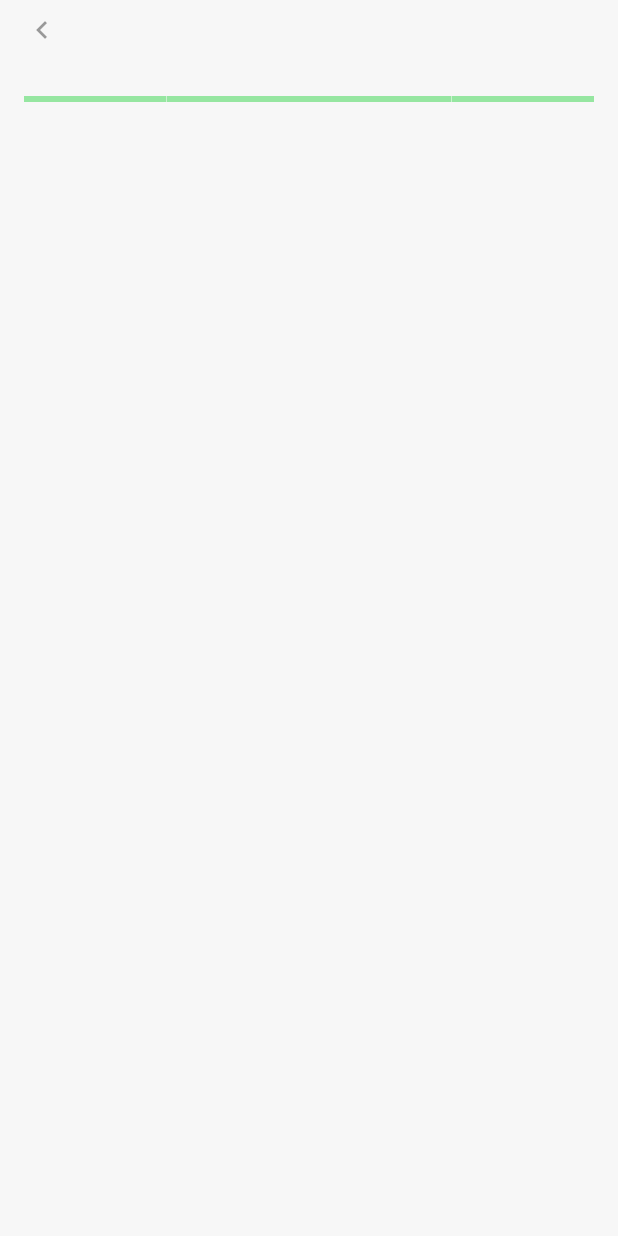
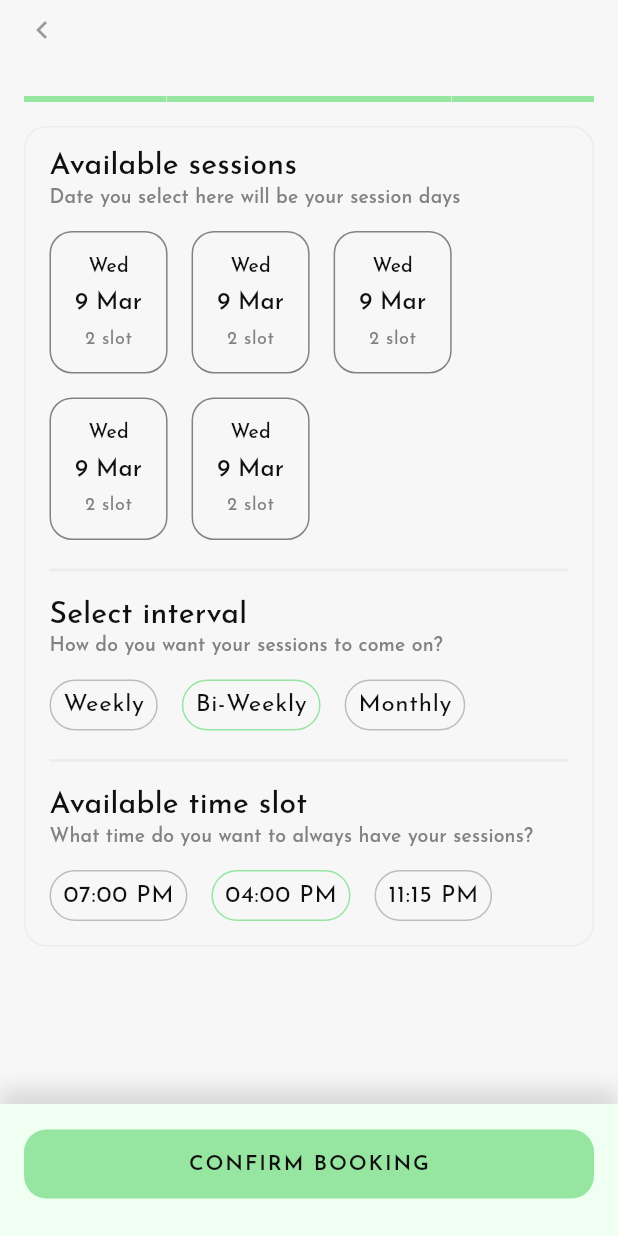
Before and after one commit to DeveloperMaleek/talk2me, a Flutter app: the screen it shows after launch, on a phone screen of 412 x 824 dp. Run offline on Flutter 3.47's test engine with Material 2 defaults, Android fonts, the phone set to English and light mode, and no system bars; drawn by our look-alikes of step_progress_indicator; our stand-ins replace font_awesome_flutter, google_fonts, google_nav_bar, multi_select_flutter.

Commit message:
select available session page is done

```diff
--- a/lib/ui/therapy/select_available_sessions.dart
+++ b/lib/ui/therapy/select_available_sessions.dart
@@ -3,6 +3,7 @@ import 'package:step_progress_indicator/step_progress_indicator.dart';
 import 'package:talk2me/constants/colors.dart';
 import 'package:talk2me/constants/text_styles.dart' as text_content;
 import 'package:talk2me/widgets/appBar.dart' as app_bar;
+import 'package:talk2me/widgets/buttons.dart' as button;
 import 'package:talk2me/widgets/range.dart';
 
 class SelectAvailableSessions extends StatefulWidget {
@@ -18,20 +19,132 @@ class _SelectAvailableSessionsState extends State<SelectAvailableSessions> {
   Widget build(BuildContext context) {
     return Scaffold(
         backgroundColor: AppColors.lightBackground,
+        bottomSheet: Container(
+          width: MediaQuery.of(context).size.width,
+          padding: const EdgeInsets.fromLTRB(16, 16, 16, 24),
+          decoration:
+              const BoxDecoration(color: AppColors.greenBackground, boxShadow: [
+            BoxShadow(
+              color: Color.fromARGB(30, 0, 0, 0),
+              blurRadius: 10.0, // soften the shadow
+              offset: Offset(
+                0.0, // Move to right 10  horizontally
+                -10.0, // Move to bottom 10 Vertically
+              ),
+            )
+          ]),
+          child: button.FilledButton(
+            buttonText: "Confirm Booking",
+            onPressed: () {},
+          ),
+        ),
         appBar: app_bar.AppBarNavWithBackButton(
           iconColor: AppColors.textColorLightBg,
           onPressed: () {},
         ),
         body: SingleChildScrollView(
           child: Column(
+            crossAxisAlignment: CrossAxisAlignment.start,
             children: [
               ProgressIndicatorBar(
                 totalSteps: 4,
                 currentStep: 4,
               ),
               Container(
+                width: MediaQuery.of(context).size.width,
+                margin: EdgeInsets.all(16),
+                padding: EdgeInsets.all(16),
+                decoration: BoxDecoration(
+                    border: Border.all(color: AppColors.outlineColor),
+                    borderRadius: BorderRadius.circular(15)),
                 child: Column(
-                  children: [Wrap()],
+                  crossAxisAlignment: CrossAxisAlignment.start,
+                  children: [
+                    // Available sessions section
+                    text_content.HeadingSix(
+                      text: "Available sessions",
+                      textColor: AppColors.textColorLightBg,
+                    ),
+                    SizedBox(
+                      height: 4,
+                    ),
+                    text_content.SubtitleTwo(
+                      text: "Date you select here will be your session days",
+                      textColor: AppColors.subtitleTextLightBg,
+                    ),
+                    SizedBox(
+                      height: 16,
+                    ),
+                    Wrap(
+                      spacing: 16,
+                      runSpacing: 16,
+                      children: [
+                        _availableDate("Wed", "9 Mar", "2 slot"),
+                        _availableDate("Wed", "9 Mar", "2 slot"),
+                        _availableDate("Wed", "9 Mar", "2 slot"),
+                        _availableDate("Wed", "9 Mar", "2 slot"),
+                        _availableDate("Wed", "9 Mar", "2 slot"),
+                      ],
+                    ),
+                    Divider(
+                        height: 40,
+                        thickness: 2,
+                        color: AppColors.outlineColor),
+
+                    // Select interval section
+
+                    text_content.HeadingSix(
+                      text: "Select interval",
+                      textColor: AppColors.textColorLightBg,
+                    ),
+                    SizedBox(
+                      height: 4,
+                    ),
+                    text_content.SubtitleTwo(
+                      text: "How do you want your sessions to come on?",
+                      textColor: AppColors.subtitleTextLightBg,
+                    ),
+                    SizedBox(
+                      height: 16,
+                    ),
+                    Wrap(
+                      spacing: 16,
+                      runSpacing: 16,
+                      children: [
+                        _containerBox("Weekly", AppColors.subtitleTextDarkBg),
+                        _containerBox("Bi-Weekly", AppColors.primaryColor),
+                        _containerBox("Monthly", AppColors.subtitleTextDarkBg),
+                      ],
+                    ),
+                    Divider(
+                        height: 40,
+                        thickness: 2,
+                        color: AppColors.outlineColor),
+                    text_content.HeadingSix(
+                      text: "Available time slot",
+                      textColor: AppColors.textColorLightBg,
+                    ),
+                    SizedBox(
+                      height: 4,
+                    ),
+                    text_content.SubtitleTwo(
+                      text:
+                          "What time do you want to always have your sessions?",
+                      textColor: AppColors.subtitleTextLightBg,
+                    ),
+                    SizedBox(
+                      height: 16,
+                    ),
+                    Wrap(
+                      spacing: 16,
+                      runSpacing: 16,
+                      children: [
+                        _containerBox("07:00 PM", AppColors.subtitleTextDarkBg),
+                        _containerBox("04:00 PM", AppColors.primaryColor),
+                        _containerBox("11:15 PM", AppColors.subtitleTextDarkBg),
+                      ],
+                    ),
+                  ],
                 ),
               )
             ],
@@ -39,17 +152,42 @@ class _SelectAvailableSessionsState extends State<SelectAvailableSessions> {
         ));
   }
 
+  Widget _containerBox(String interval, Color outlineColor) {
+    return Container(
+      padding: EdgeInsets.all(8),
+      decoration: BoxDecoration(
+          borderRadius: BorderRadius.circular(50),
+          border: Border.all(
+              color: outlineColor, width: 1, style: BorderStyle.solid)),
+      child: text_content.BodyTextOne(
+        text: interval,
+        textColor: AppColors.textColorLightBg,
+      ),
+    );
+  }
+
   Widget _availableDate(String day, String date, String slot) {
     return Container(
+      padding: EdgeInsets.all(16),
+      decoration: BoxDecoration(
+          border: Border.all(
+            color: AppColors.subtitleTextLightBg,
+          ),
+          borderRadius: BorderRadius.circular(15)),
       child: Column(
         children: [
           text_content.SubtitleTwo(
-              text: date, textColor: AppColors.textColorLightBg),
-          Spacer(),
+              text: day, textColor: AppColors.textColorLightBg),
+          SizedBox(
+            height: 10,
+          ),
           text_content.SubtitleOne(
               text: date, textColor: AppColors.textColorLightBg),
+          SizedBox(
+            height: 10,
+          ),
           text_content.CaptionText(
-              text: date, textColor: AppColors.subtitleTextLightBg)
+              text: slot, textColor: AppColors.subtitleTextLightBg)
         ],
       ),
     );
```
